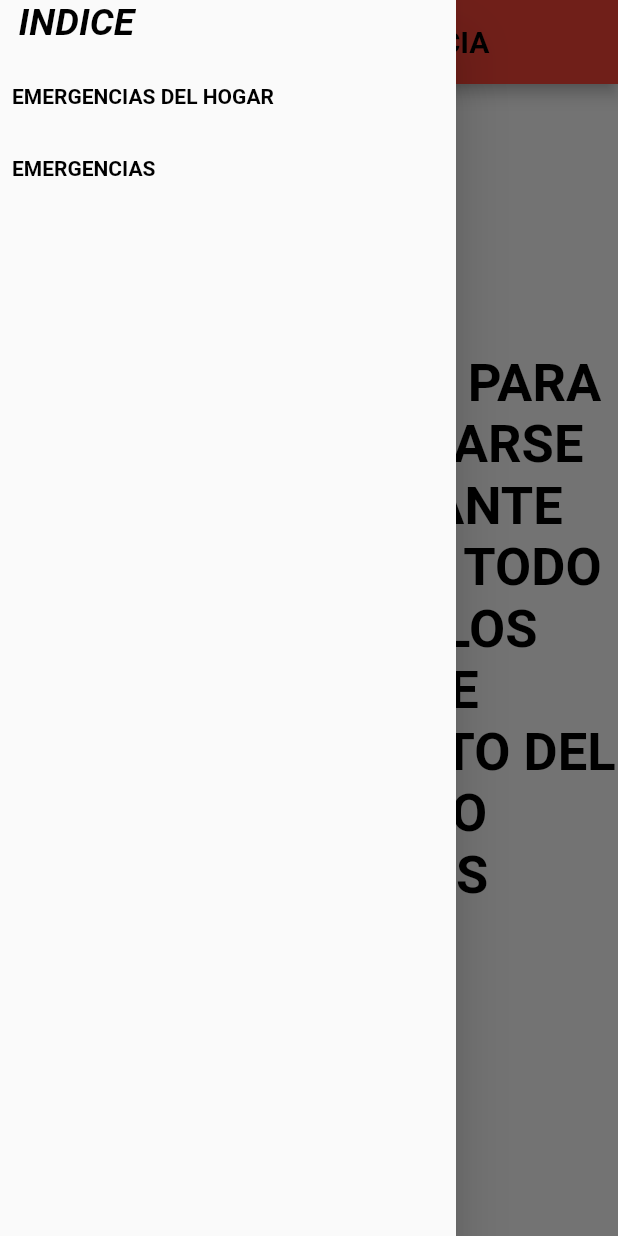
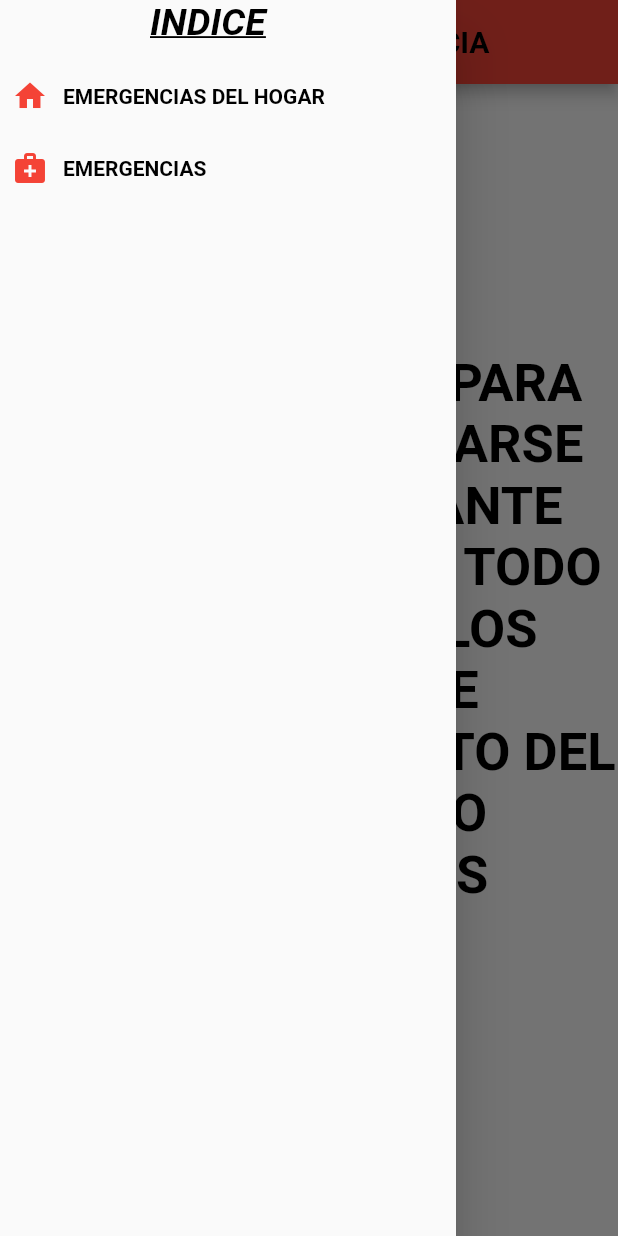
Before and after one commit to GabrielYanani/telefonos_de_emergencia, a Flutter app: the screen it shows after launch, with the side drawer open, on a phone screen of 412 x 824 dp. Run offline on Flutter 3.47's test engine with Material 2 defaults, Android fonts, the phone set to English and light mode, and no system bars.

Commit message:
ejercicio app emergencias mejora

```diff
--- a/lib/screen/page_1.dart
+++ b/lib/screen/page_1.dart
@@ -1,6 +1,7 @@
 // ignore_for_file: prefer_const_constructors_in_immutables, prefer_const_constructors, prefer_const_literals_to_create_immutables
 
 import 'package:flutter/material.dart';
+import 'package:telefonos_de_emergencia/widget/drawer.dart';
 
 class page_1 extends StatefulWidget {
   page_1({Key key}) : super(key: key);
@@ -14,50 +15,7 @@ class _page_1State extends State<page_1> {
   Widget build(BuildContext context) {
     return SafeArea(
       child: Scaffold(
-        drawer: Drawer(
-          child: Column(
-            mainAxisAlignment: MainAxisAlignment.start,
-            crossAxisAlignment: CrossAxisAlignment.start,
-            children: [
-              SizedBox(
-                child: Text(
-                  '  INDICE',
-                  style: TextStyle(
-                    color: Colors.black,
-                    fontWeight: FontWeight.bold,
-                    fontSize: 25,
-                    fontStyle: FontStyle.italic,
-                  ),
-                ),
-                height: 40,
-                width: 100,
-              ),
-              TextButton(
-                  onPressed: () {
-                    Navigator.pushNamed(context, '/page_2_list');
-                  },
-                  child: Text(
-                    'EMERGENCIAS DEL HOGAR',
-                    style: TextStyle(
-                      color: Colors.black,
-                      fontWeight: FontWeight.bold,
-                    ),
-                  )),
-              TextButton(
-                onPressed: () {
-                  Navigator.pushNamed(context, '/page_3');
-                },
-                child: Text(
-                  'EMERGENCIAS',
-                  style: TextStyle(
-                    color: Colors.black,
-                    fontWeight: FontWeight.bold,
-                  ),
-                ),
-              ),
-            ],
-          ),
-        ),
+        drawer: MiDrawer(),
         appBar: AppBar(
           centerTitle: true,
           title: Text(
@@ -74,7 +32,7 @@ class _page_1State extends State<page_1> {
           mainAxisAlignment: MainAxisAlignment.center,
           children: [
             Text(
-              'ESTA ES UNA APP PARA PODER COMUNICARSE RAPIDAMENTE ANTE EMERGENCIAS DE TODO TIPO A TODOS LOS SERVICIOS DE EMERGENCIA,TANTO DEL HOGAR, COMO EMERGENCIAS PUBLICAS',
+              'ESTA APP SIRVE PARA PODER COMUNICARSE RAPIDAMENTE ANTE EMERGENCIAS DE TODO TIPO A TODOS LOS SERVICIOS DE EMERGENCIA,TANTO DEL HOGAR, COMO EMERGENCIAS PUBLICAS',
               textAlign: TextAlign.center,
               style: TextStyle(
                 fontSize: 35,
--- a/lib/screen/page_2_list.dart
+++ b/lib/screen/page_2_list.dart
@@ -5,13 +5,6 @@ import 'package:flutter/material.dart';
 class page_2 extends StatelessWidget {
   page_2({Key key}) : super(key: key);
 
-  // final List personas = [
-  //   'david',
-  //   'iair',
-  //   'shlomo',
-  //   'rivka',
-  //   'rajel',
-  // ];
   List<Map> personas = [
     {
       'nombre': 'Ramon',
@@ -57,8 +50,9 @@ class page_2 extends StatelessWidget {
               child: ListView.builder(
                 itemCount: personas.length,
                 itemBuilder: (context, index) => Padding(
-                  padding: const EdgeInsets.all(8.0),
+                  padding: const EdgeInsets.all(5.0),
                   child: ListTile(
+                    horizontalTitleGap: 30,
                     leading: Text(
                       personas[index]['servicio'],
                       style: TextStyle(
--- a/lib/screen/page_3.dart
+++ b/lib/screen/page_3.dart
@@ -8,15 +8,13 @@ class page_3 extends StatefulWidget {
 }
 
 class _page_3State extends State<page_3> {
-
-
   List<Map> personas = [
     {
-      'servicio': 'policia',
+      'servicio': 'POLICIA',
       'contacto': 911,
     },
     {
-      'servicio': 'medicus',
+      'servicio': 'MEDICUS',
       'contacto': 080012321321,
     },
     {
@@ -27,7 +25,6 @@ class _page_3State extends State<page_3> {
       'servicio': 'HATZALA',
       'contacto': 50322626,
     },
-
   ];
 
   @override
@@ -47,11 +44,15 @@ class _page_3State extends State<page_3> {
               child: ListView.builder(
                 itemCount: personas.length,
                 itemBuilder: (context, index) => Padding(
-                  padding: const EdgeInsets.all(8.0),
+                  padding: const EdgeInsets.all(5.0),
                   child: ListTile(
+                    horizontalTitleGap: 10,
                     title: Text(personas[index]['servicio']),
                     subtitle: Text('${personas[index]['contacto']}'),
-                    trailing: const Icon(Icons.call,color: Colors.red,),
+                    trailing: const Icon(
+                      Icons.call,
+                      color: Colors.red,
+                    ),
                     tileColor: Colors.white,
                   ),
                 ),
--- /dev/null
+++ b/lib/widget/drawer.dart
@@ -0,0 +1,83 @@
+// ignore_for_file: override_on_non_overriding_member, prefer_const_constructors, prefer_const_literals_to_create_immutables
+
+import 'package:flutter/material.dart';
+
+class MiDrawer extends StatefulWidget {
+  MiDrawer({Key key}) : super(key: key);
+
+  @override
+  _miDrawerState createState() => _miDrawerState();
+}
+
+class _miDrawerState extends State<MiDrawer> {
+  @override
+  Widget build(BuildContext context) {
+    return Drawer(
+      child: Column(
+        mainAxisAlignment: MainAxisAlignment.start,
+        crossAxisAlignment: CrossAxisAlignment.start,
+        children: [
+          Row(
+            children: [
+              SizedBox(
+                width: 100,
+              ),
+              SizedBox(
+                child: Text(
+                  'INDICE',
+                  style: TextStyle(
+                    color: Colors.black,
+                    fontWeight: FontWeight.bold,
+                    fontSize: 25,
+                    fontStyle: FontStyle.italic,
+                    decoration: TextDecoration.underline,
+                  ),
+                ),
+                height: 40,
+                width: 100,
+              ),
+            ],
+          ),
+          TextButton(
+            onPressed: () {
+              Navigator.pushNamed(context, '/page_2_list');
+            },
+            child: Row(
+              children: [
+                Icon(Icons.home),
+                SizedBox(
+                  width: 10,
+                ),
+                Text(
+                  'EMERGENCIAS DEL HOGAR',
+                  style: TextStyle(
+                    color: Colors.black,
+                    fontWeight: FontWeight.bold,
+                  ),
+                ),
+              ],
+            ),
+          ),
+          TextButton(
+            onPressed: () {
+              Navigator.pushNamed(context, '/page_3');
+            },
+            child: Row(children: [
+              Icon(Icons.medical_services),
+              SizedBox(
+                width: 10,
+              ),
+              Text(
+                'EMERGENCIAS',
+                style: TextStyle(
+                  color: Colors.black,
+                  fontWeight: FontWeight.bold,
+                ),
+              ),
+            ]),
+          ),
+        ],
+      ),
+    );
+  }
+}
```
